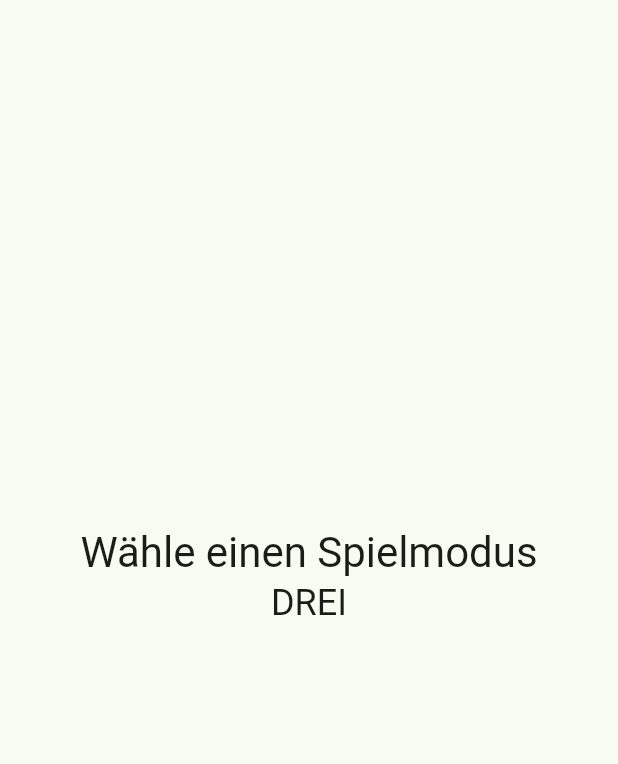
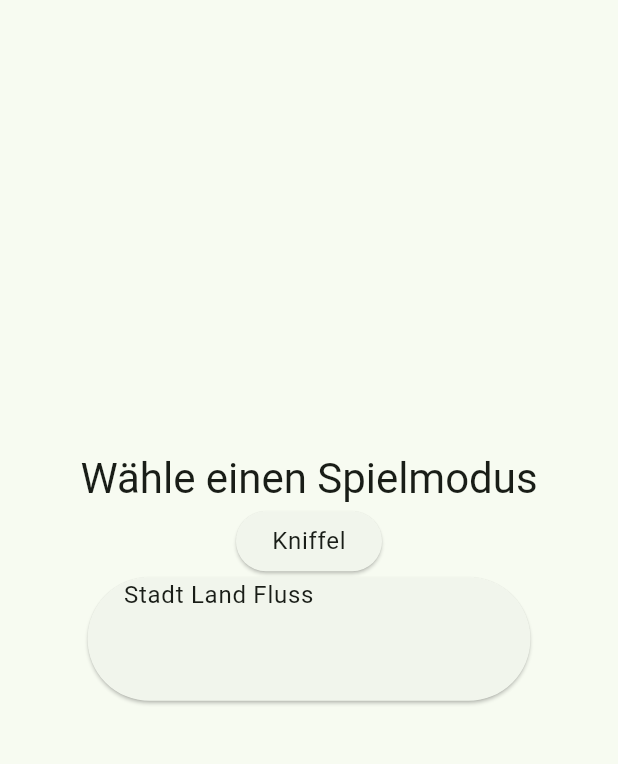
Before and after one commit to entspannTOM/ultimate_kniffel, a Flutter app: the screen it shows after launch, on a phone screen of 412 x 824 dp, the part 84-848 px from its top. Run offline on Flutter 3.47's test engine with Material 3 defaults, Android fonts, the light colour scheme and no system bars.

Commit message:
constants/sizes hinzugefügt und StartPage erweitert

```diff
--- /dev/null
+++ b/lib/constants/sizes.dart
@@ -0,0 +1,38 @@
+import 'package:flutter/material.dart';
+
+class Sizes {
+  static double width = 0, height = 0;
+  static double widthPercent = 0, heightPercent = 0;
+
+  static double paddingBig = 0, paddingRegular = 0, paddingSmall = 0, paddingTiny = 0;
+  static double textSizeBig = 0, textSizeRegular = 0, textSizeSmall = 0;
+  static double iconSize = 0;
+  static double borderRadius = 0, borderRadiusBig = 0;
+  static double buttonWidth = 0, buttonHeight = 0;
+
+  void initialize(BuildContext context) {
+    MediaQueryData m = MediaQuery.of(context);
+    width = m.size.width;
+    height = m.size.height;
+
+    widthPercent = width / 100;
+    heightPercent = height / 100;
+
+    paddingSmall = width / 31.25;
+    paddingRegular = paddingSmall * 2;
+    paddingBig = paddingRegular * 2;
+    paddingTiny = paddingSmall / 2;
+
+    textSizeSmall = width / 25;
+    textSizeRegular = width / 18.75;
+    textSizeBig = width / 15;
+
+    borderRadius = widthPercent * 3;
+    borderRadiusBig = borderRadius * 2;
+
+    iconSize = widthPercent * 7.5;
+
+    buttonWidth = widthPercent * 60;
+    buttonHeight = heightPercent * 10;
+  }
+}
--- a/lib/screens/StartPage.dart
+++ b/lib/screens/StartPage.dart
@@ -1,4 +1,5 @@
 import 'package:flutter/material.dart';
+import 'package:ultimate_kniffel/constants/sizes.dart';
 
 class StartPage extends StatefulWidget {
   const StartPage({super.key});
@@ -10,6 +11,7 @@
 class _StartPageState extends State<StartPage> {
   @override
   Widget build(BuildContext context) {
+    Sizes().initialize(context);
     return Scaffold(
       appBar: AppBar(
         centerTitle: true,
@@ -29,9 +31,24 @@
                 style: Theme.of(context).textTheme.headlineMedium,
               ),
             ),
-            Text(
-              'DREI',
-              style: Theme.of(context).textTheme.headlineSmall,
+            ElevatedButton(
+              onPressed: () {},
+              child: Text(
+                'Kniffel',
+                style: Theme.of(context).textTheme.bodyLarge,
+
+              )
+            ),
+            ElevatedButton(
+              onPressed: () {},
+              child: Container(
+                width: Sizes.buttonWidth,
+                height: Sizes.buttonHeight,
+                child: Text(
+                  "Stadt Land Fluss",
+                  style: Theme.of(context).textTheme.bodyLarge,
+                ),
+              )
             ),
           ],
         ),
```
